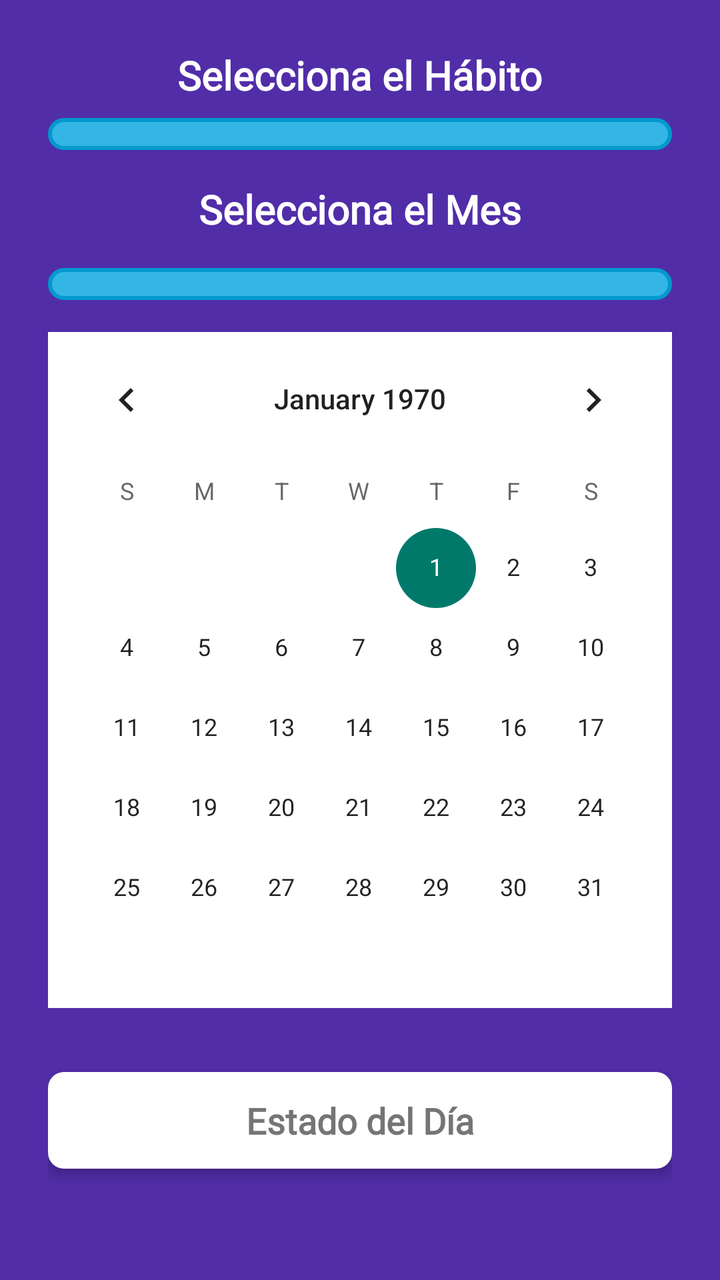
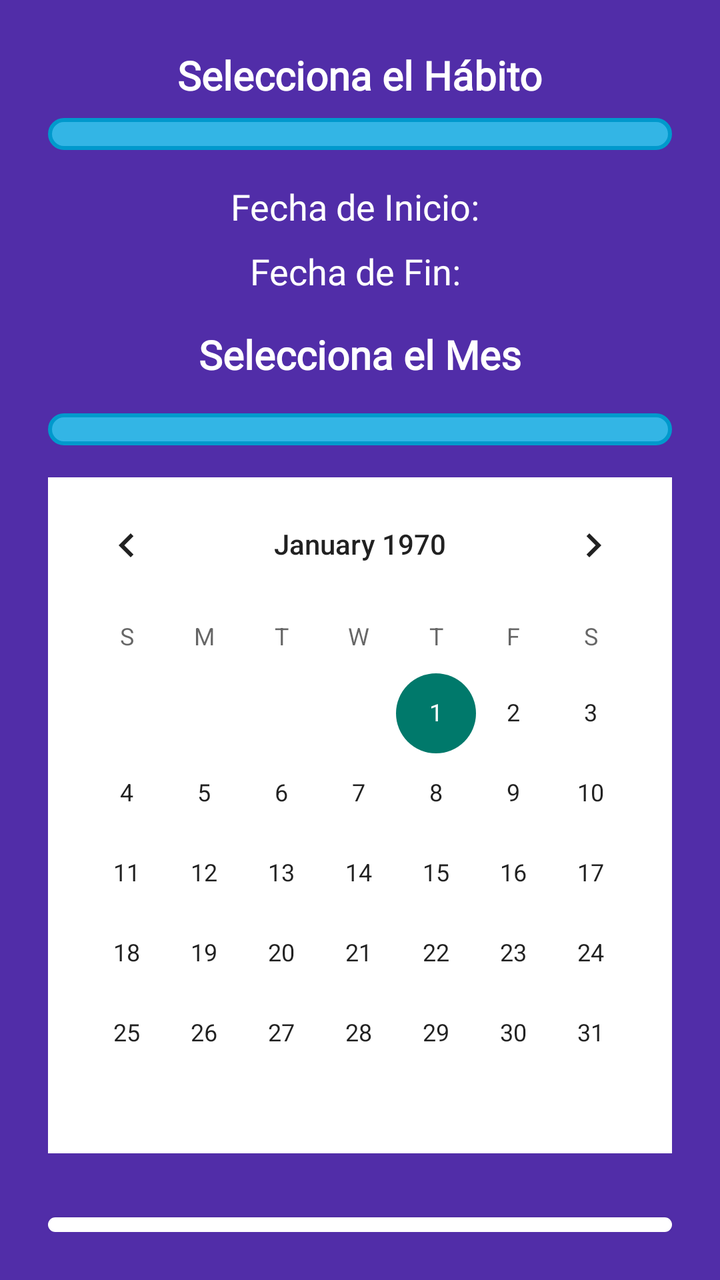

Compare the two renders of this Android layout. The source of the first and the diff that turns it into the second are given below.
<!-- AndroidManifest.xml: application theme Theme.MalosH -->
<!-- res/layout/fragment_progreso_meta.xml -->
<LinearLayout xmlns:android="http://schemas.android.com/apk/res/android"
    android:layout_width="match_parent"
    android:layout_height="match_parent"
    android:orientation="vertical"
    android:gravity="center_horizontal"
    android:padding="24dp"
    android:background="@color/purple_dark">

    
    <TextView
        android:id="@+id/habitoSeleccionadoTextView"
        android:layout_width="wrap_content"
        android:layout_height="wrap_content"
        android:text="Selecciona el Hábito"
        android:textSize="20sp"
        android:textColor="@color/white"
        android:textStyle="bold"
        android:fontFamily="@font/roboto_medium"
        android:layout_marginBottom="8dp" />

    <Spinner
        android:id="@+id/habitoSpinner"
        android:layout_width="match_parent"
        android:layout_height="wrap_content"
        android:layout_marginBottom="16dp"
        android:padding="8dp"
        android:background="@drawable/spinner_background" />



    
    <TextView
        android:id="@+id/mesSeleccionadoTextView"
        android:layout_width="wrap_content"
        android:layout_height="wrap_content"
        android:text="Selecciona el Mes"
        android:textSize="20sp"
        android:textColor="@color/white"
        android:textStyle="bold"
        android:fontFamily="@font/roboto_medium"
        android:layout_marginBottom="8dp" />

    <Spinner
        android:id="@+id/mesSpinner"
        android:layout_width="match_parent"
        android:layout_height="wrap_content"
        android:layout_marginTop="8dp"
        android:layout_marginBottom="16dp"
        android:padding="8dp"
        android:background="@drawable/spinner_background" />

    
    <CalendarView
        android:id="@+id/calendarioMeta"
        android:layout_width="match_parent"
        android:layout_height="wrap_content"
        android:layout_marginBottom="16dp"
        android:background="@color/white" />

    
    <TextView
        android:id="@+id/estadoDiaTextView"
        android:layout_width="match_parent"
        android:layout_height="wrap_content"
        android:text="Estado del Día"
        android:textSize="18sp"
        android:padding="12dp"
        android:textColor="@color/text_color_secondary"
        android:background="@drawable/textview_background"
        android:layout_marginTop="16dp"
        android:gravity="center"
        android:textStyle="bold"
        android:fontFamily="@font/roboto_medium"
        android:elevation="4dp" />

</LinearLayout>
<!-- resources referenced by this layout -->
<resources>
  <color name="purple_dark">#512DA8</color>
  <color name="text_color_secondary">#757575</color>
  <color name="white">#FFFFFF</color>
  <!-- drawable spinner_background (drawable) -->
  <shape xmlns:android="http://schemas.android.com/apk/res/android">
      <solid android:color="@android:color/holo_blue_light"/>
      <corners android:radius="16dp"/>
      <stroke android:width="2dp" android:color="@android:color/holo_blue_dark"/>
      <padding android:left="8dp" android:right="8dp" android:top="8dp" android:bottom="8dp"/>
  </shape>
  <!-- drawable textview_background (drawable) -->
  <shape xmlns:android="http://schemas.android.com/apk/res/android">
      <solid android:color="#FFFFFF" />
      <corners android:radius="8dp" />
  </shape>
  <style name="Theme.MalosH" parent="Theme.MaterialComponents.DayNight.NoActionBar">
          
          <item name="colorPrimary">@color/purple</item>
          <item name="colorPrimaryDark">@color/purple</item>
          <item name="colorAccent">@color/teal_dark</item>
      </style>
  <color name="purple">#7E57C2</color>
  <color name="teal_dark">#00796B</color>
</resources>

<!-- the commit's change to res/layout/fragment_progreso_meta.xml (unified diff, before → after) -->
@@ -26,7 +26,26 @@
         android:padding="8dp"
         android:background="@drawable/spinner_background" />
 
+    
+    <TextView
+        android:id="@+id/fechaInicioTextView"
+        android:layout_width="wrap_content"
+        android:layout_height="wrap_content"
+        android:text="Fecha de Inicio: "
+        android:textSize="18sp"
+        android:textColor="@color/white"
+        android:layout_marginBottom="8dp"
+        android:fontFamily="@font/roboto_medium" />
 
+    <TextView
+        android:id="@+id/fechaFinTextView"
+        android:layout_width="wrap_content"
+        android:layout_height="wrap_content"
+        android:text="Fecha de Fin: "
+        android:textSize="18sp"
+        android:textColor="@color/white"
+        android:layout_marginBottom="16dp"
+        android:fontFamily="@font/roboto_medium" />
 
     
     <TextView
